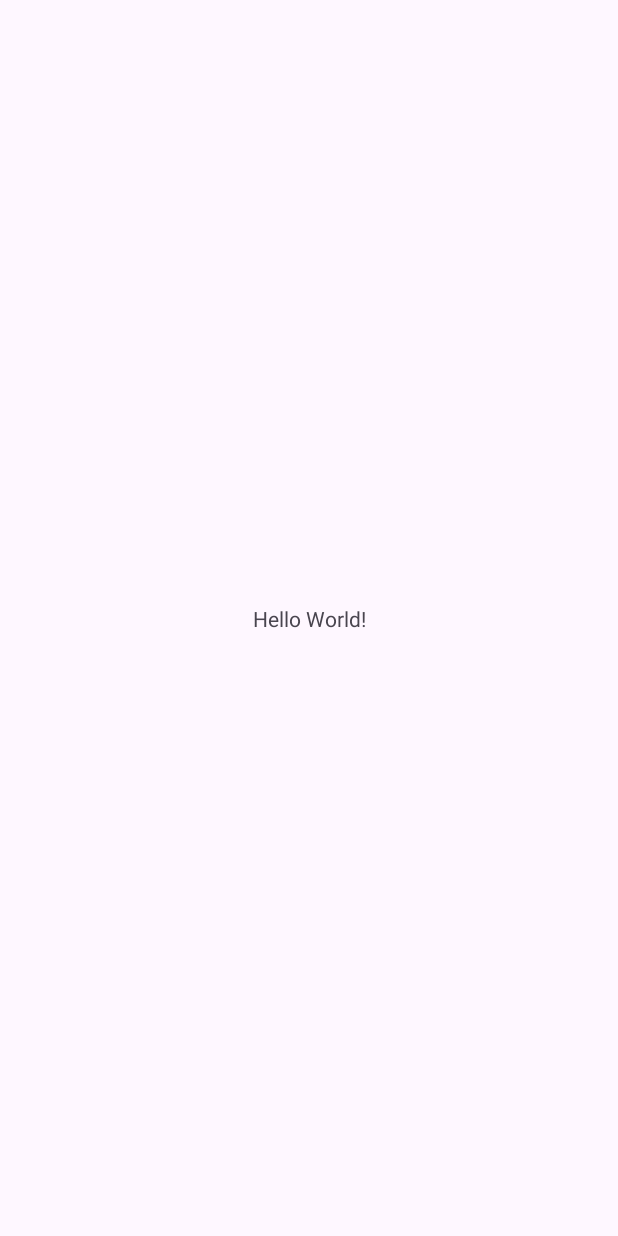
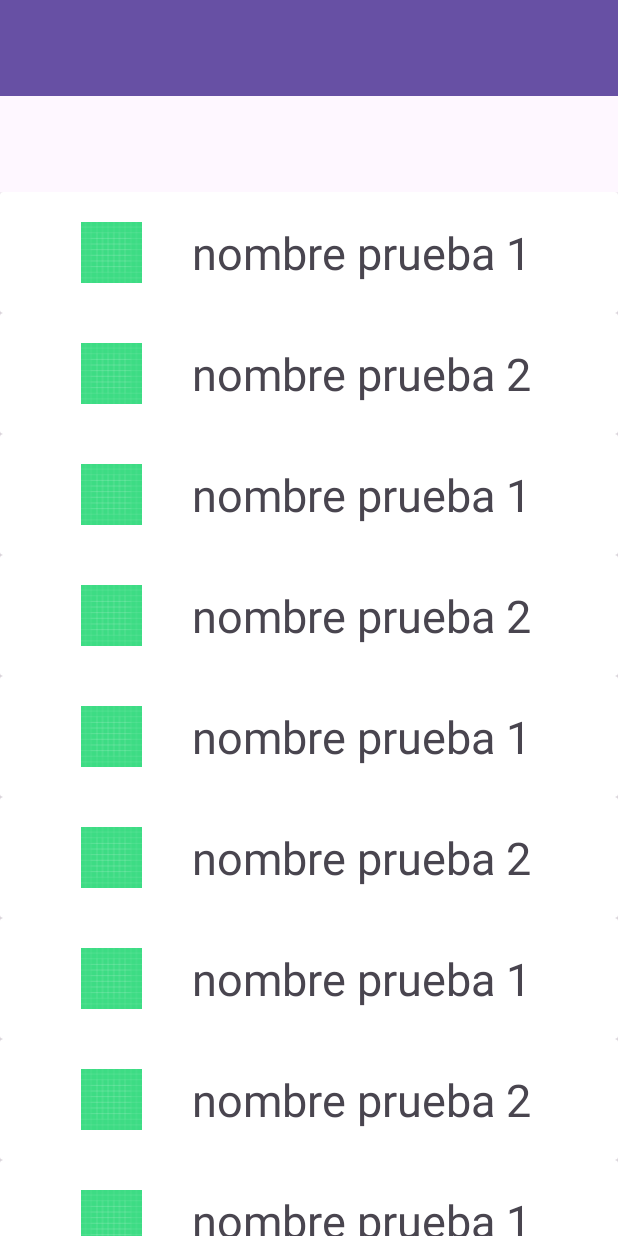
Before and after one commit to robbob93/PMDM-Tarea-2, an Android app: the screen it shows after launch (MainActivity), on a phone screen of 412 x 824 dp. Before the commit the screen is almost empty. Run offline under Robolectric (Android 15) with nearby library versions, the phone set to English and light mode, and no system bars; our stand-ins replace data binding, navigation-ui.

Commit message:
Primera implementación de recyclerview, fragment,  y navigation

```diff
--- a/ListadoPersonajes/app/src/main/java/linares/rodriguez/listadopersonajes/MainActivity.java
+++ b/ListadoPersonajes/app/src/main/java/linares/rodriguez/listadopersonajes/MainActivity.java
@@ -1,24 +1,65 @@
 package linares.rodriguez.listadopersonajes;
 
 import android.os.Bundle;
+import android.view.View;
 
 import androidx.activity.EdgeToEdge;
 import androidx.appcompat.app.AppCompatActivity;
 import androidx.core.graphics.Insets;
 import androidx.core.view.ViewCompat;
 import androidx.core.view.WindowInsetsCompat;
+import androidx.navigation.NavController;
+import androidx.navigation.Navigation;
+import androidx.navigation.ui.AppBarConfiguration;
+import androidx.navigation.ui.NavigationUI;
+import androidx.recyclerview.widget.LinearLayoutManager;
+import androidx.recyclerview.widget.RecyclerView;
+import androidx.recyclerview.widget.LinearLayoutManager;
+import android.os.Bundle;
+import androidx.appcompat.app.AppCompatActivity;
+import androidx.recyclerview.widget.LinearLayoutManager;
+import androidx.recyclerview.widget.RecyclerView;
+import java.util.ArrayList;
+import java.util.List;
+
+
+import linares.rodriguez.listadopersonajes.databinding.ActivityMainBinding;
 
 public class MainActivity extends AppCompatActivity {
+
+
+    private NavController navController;
 
     @Override
     protected void onCreate(Bundle savedInstanceState) {
         super.onCreate(savedInstanceState);
         EdgeToEdge.enable(this);
-        setContentView(R.layout.activity_main);
-        ViewCompat.setOnApplyWindowInsetsListener(findViewById(R.id.main), (v, insets) -> {
-            Insets systemBars = insets.getInsets(WindowInsetsCompat.Type.systemBars());
-            v.setPadding(systemBars.left, systemBars.top, systemBars.right, systemBars.bottom);
-            return insets;
-        });
+
+        ActivityMainBinding binding  = ActivityMainBinding.inflate(getLayoutInflater());
+        setContentView(binding.getRoot());
+
+        navController = Navigation.findNavController(this, R.id.nav_host_fragment);
+        AppBarConfiguration appBarConfiguration = new AppBarConfiguration.Builder(navController.getGraph()).build();
+        //NavigationUI.setupActionBarWithNavController(this, navController);
+
+    }
+
+
+    public void pjClicked(PjData pj, View view) {
+        // Crear un Bundle para pasar los datos al GameDetailFragment
+        Bundle bundle = new Bundle();
+        bundle.putString("name", pj.getName()); // Pasa el nombre del juego
+
+
+        bundle.putString("image", pj.getImage()); // Pasa la imagen del juego
+        bundle.putString("description", pj.getDescription()); // Pasa la descripción o más datos que necesites
+
+        Navigation.findNavController(view).navigate(R.id.pjDetailFragment, bundle);
+    }
+
+    @Override
+    public boolean onSupportNavigateUp() {
+        // Utiliza el método navigateUp del NavController
+        return navController.navigateUp() || super.onSupportNavigateUp();
     }
 }
--- /dev/null
+++ b/ListadoPersonajes/app/src/main/java/linares/rodriguez/listadopersonajes/PjData.java
@@ -0,0 +1,44 @@
+package linares.rodriguez.listadopersonajes;
+
+public class PjData {
+
+    private final String image;
+    private final String name;
+    private final String description;
+    private final String skill;
+
+    public PjData(String image, String name, String description, String skill) {
+        this.image = image;
+        this.name = name;
+        this.description = description;
+        this.skill = skill;
+    }
+    public PjData( String name, String description) {
+        this.image = "image";
+        this.name = name;
+        this.description = description;
+        this.skill = "habilidad";
+
+    }
+
+    public String getImage() {
+        return image;
+    }
+
+    public String getName() {
+        return name;
+    }
+
+    public String getDescription() {
+        return description;
+    }
+
+    public String getSkill() {
+        return skill;
+    }
+
+
+
+
+
+}
--- /dev/null
+++ b/ListadoPersonajes/app/src/main/java/linares/rodriguez/listadopersonajes/PjListFragment.java
@@ -0,0 +1,134 @@
+package linares.rodriguez.listadopersonajes;
+
+import android.os.Bundle;
+import android.view.LayoutInflater;
+import android.view.View;
+import android.view.ViewGroup;
+
+import androidx.annotation.NonNull;
+import androidx.annotation.Nullable;
+import androidx.appcompat.app.AppCompatActivity;
+import androidx.fragment.app.Fragment;
+import androidx.recyclerview.widget.LinearLayoutManager;
+
+import java.util.ArrayList;
+
+import linares.rodriguez.listadopersonajes.databinding.PjListFragmentBinding;
+
+public class PjListFragment extends Fragment {
+
+    private PjListFragmentBinding binding;
+    private ArrayList<PjData> personajes;
+    private PjRecyclerViewAdapter adapter;
+
+
+    @Nullable
+    @Override
+    public View onCreateView(@NonNull LayoutInflater inflater, @Nullable ViewGroup container, @Nullable Bundle savedInstanceState) {
+        binding = PjListFragmentBinding.inflate(inflater, container, false);
+        return binding.getRoot();
+    }
+
+    @Override
+    public void onViewCreated(@NonNull View view, @Nullable Bundle savedInstanceState) {
+        super.onViewCreated(view, savedInstanceState);
+        loadPjs();
+        adapter = new PjRecyclerViewAdapter(personajes, getActivity());
+        binding.pjRecyclerview.setLayoutManager(new LinearLayoutManager(getContext()));
+        binding.pjRecyclerview.setAdapter(adapter);
+    }
+
+    private void loadPjs() {
+
+        personajes = new ArrayList<PjData>();
+
+        personajes.add(new PjData(
+                "nombre prueba 1",
+                "descripcion prueba 1"
+
+        ));
+        personajes.add(new PjData(
+                "nombre prueba 2",
+                "descripcion prueba 2"
+
+        ));
+        personajes.add(new PjData(
+                "nombre prueba 1",
+                "descripcion prueba 1"
+
+        ));
+        personajes.add(new PjData(
+                "nombre prueba 2",
+                "descripcion prueba 2"
+
+        ));
+        personajes.add(new PjData(
+                "nombre prueba 1",
+                "descripcion prueba 1"
+
+        ));
+        personajes.add(new PjData(
+                "nombre prueba 2",
+                "descripcion prueba 2"
+
+        ));
+        personajes.add(new PjData(
+                "nombre prueba 1",
+                "descripcion prueba 1"
+
+        ));
+        personajes.add(new PjData(
+                "nombre prueba 2",
+                "descripcion prueba 2"
+
+        ));
+        personajes.add(new PjData(
+                "nombre prueba 1",
+                "descripcion prueba 1"
+
+        ));
+        personajes.add(new PjData(
+                "nombre prueba 2",
+                "descripcion prueba 2"
+
+        ));
+        personajes.add(new PjData(
+                "nombre prueba 1",
+                "descripcion prueba 1"
+
+        ));
+        personajes.add(new PjData(
+                "nombre prueba 2",
+                "descripcion prueba 2"
+
+        ));
+        personajes.add(new PjData(
+                "nombre prueba 1",
+                "descripcion prueba 1"
+
+        ));
+        personajes.add(new PjData(
+                "nombre prueba 2",
+                "descripcion prueba 2"
+
+        ));
+        personajes.add(new PjData(
+                "nombre prueba 1",
+                "descripcion prueba 1"
+
+        ));
+        personajes.add(new PjData(
+                "nombre prueba 2",
+                "descripcion prueba 2"
+
+        ));
+    }
+
+//    @Override
+//    public void onStart() {
+//        super.onStart();
+//        if (getActivity()!= null){
+//            ((AppCompatActivity) getActivity()).getSupportActionBar().setTitle(("Prueba"));
+//        }
+//    }
+}
--- /dev/null
+++ b/ListadoPersonajes/app/src/main/java/linares/rodriguez/listadopersonajes/PjRecyclerViewAdapter.java
@@ -0,0 +1,53 @@
+package linares.rodriguez.listadopersonajes;
+
+import android.content.Context;
+import android.view.LayoutInflater;
+import android.view.View;
+import android.view.ViewGroup;
+
+import androidx.annotation.NonNull;
+import androidx.recyclerview.widget.RecyclerView;
+
+import java.security.spec.PKCS8EncodedKeySpec;
+import java.util.ArrayList;
+
+import linares.rodriguez.listadopersonajes.databinding.PjCardviewBinding;
+
+public class PjRecyclerViewAdapter extends RecyclerView.Adapter<PjViewHolder> {
+    private final ArrayList<PjData> personajes;
+    private final Context context;
+
+    public PjRecyclerViewAdapter(ArrayList<PjData> personajes, Context context) {
+        this.personajes = personajes;
+        this.context = context;
+    }
+
+    @NonNull
+    @Override
+    public PjViewHolder onCreateViewHolder(@NonNull ViewGroup parent, int viewType) {
+        PjCardviewBinding binding = PjCardviewBinding.inflate(
+                LayoutInflater.from(parent.getContext()), parent, false
+        );
+        return new PjViewHolder(binding);
+    }
+
+    @Override
+    public void onBindViewHolder(@NonNull PjViewHolder holder, int position) {
+        PjData currentPj = this.personajes.get(position);
+        holder.bind(currentPj);
+
+        holder.itemView.setOnClickListener(view -> itemClicked(currentPj, view));
+    }
+
+    @Override
+    public int getItemCount() {
+        return personajes.size();
+    }
+
+
+    private void itemClicked(PjData currentPj, View view){
+        ((MainActivity) context).pjClicked(currentPj, view);
+        System.out.println("item clicado: " + currentPj.getName());
+    }
+
+}
--- /dev/null
+++ b/ListadoPersonajes/app/src/main/java/linares/rodriguez/listadopersonajes/PjViewHolder.java
@@ -0,0 +1,25 @@
+package linares.rodriguez.listadopersonajes;
+
+import android.view.View;
+
+import androidx.annotation.NonNull;
+import androidx.recyclerview.widget.RecyclerView;
+
+import linares.rodriguez.listadopersonajes.databinding.PjCardviewBinding;
+
+public class PjViewHolder extends RecyclerView.ViewHolder {
+
+
+    private final PjCardviewBinding binding;
+
+    public PjViewHolder(PjCardviewBinding binding) {
+        super(binding.getRoot());
+        this.binding = binding;
+    }
+
+    public void bind (PjData pj){
+        binding.pjName.setText(pj.getName());
+
+        binding.executePendingBindings();
+    }
+}
--- a/ListadoPersonajes/app/src/main/res/layout/activity_main.xml
+++ b/ListadoPersonajes/app/src/main/res/layout/activity_main.xml
@@ -1,19 +1,35 @@
-<?xml version="1.0" encoding="utf-8"?>
-<androidx.constraintlayout.widget.ConstraintLayout xmlns:android="http://schemas.android.com/apk/res/android"
+<androidx.constraintlayout.widget.ConstraintLayout
+    xmlns:android="http://schemas.android.com/apk/res/android"
     xmlns:app="http://schemas.android.com/apk/res-auto"
-    xmlns:tools="http://schemas.android.com/tools"
-    android:id="@+id/main"
     android:layout_width="match_parent"
-    android:layout_height="match_parent"
-    tools:context=".MainActivity">
+    android:layout_height="match_parent">
 
-    <TextView
-        android:layout_width="wrap_content"
-        android:layout_height="wrap_content"
-        android:text="Hello World!"
-        app:layout_constraintBottom_toBottomOf="parent"
+
+    <!-- Barra de Acción -->
+    <androidx.appcompat.widget.Toolbar
+        android:id="@+id/toolbar"
+        android:layout_width="match_parent"
+        android:layout_height="?attr/actionBarSize"
+        android:background="?attr/colorPrimary"
+        android:theme="@style/ThemeOverlay.AppCompat.ActionBar"
+        app:layout_constraintTop_toTopOf="parent"
+        app:layout_constraintStart_toStartOf="parent"
+        app:layout_constraintEnd_toEndOf="parent"/>
+
+    <!-- NavHostFragment -->
+    <fragment
+        android:id="@+id/nav_host_fragment"
+        android:name="androidx.navigation.fragment.NavHostFragment"
+        android:layout_width="0dp"
+        android:layout_height="0dp"
+        app:navGraph="@navigation/nav_graph"
+        app:defaultNavHost="true"
+        app:layout_constraintTop_toBottomOf="@id/toolbar"
+        app:layout_constraintStart_toStartOf="parent"
         app:layout_constraintEnd_toEndOf="parent"
-        app:layout_constraintStart_toStartOf="parent"
-        app:layout_constraintTop_toTopOf="parent" />
+        app:layout_constraintBottom_toBottomOf="parent">
+
+
+    </fragment>
 
 </androidx.constraintlayout.widget.ConstraintLayout>
--- /dev/null
+++ b/ListadoPersonajes/app/src/main/res/layout/pj_cardview.xml
@@ -0,0 +1,38 @@
+<?xml version="1.0" encoding="utf-8"?>
+<layout xmlns:android="http://schemas.android.com/apk/res/android"
+    xmlns:app="http://schemas.android.com/apk/res-auto">
+    <data>
+        <variable
+            name="pj"
+            type="linares.rodriguez.listadopersonajes.PjData" />
+    </data>
+
+
+    <androidx.cardview.widget.CardView
+        android:layout_width="match_parent"
+        android:layout_height="wrap_content"
+        app:contentPadding="20dp">
+
+        <LinearLayout
+            android:layout_width="match_parent"
+            android:layout_height="match_parent">
+            <ImageView
+                android:id="@+id/image"
+                android:layout_width="wrap_content"
+                android:layout_height="match_parent"
+                android:src="@drawable/ic_launcher_background">
+
+            </ImageView>
+            <TextView
+                android:id="@+id/pj_name"
+                android:layout_width="wrap_content"
+                android:layout_height="wrap_content"
+                android:textSize="30sp"
+                android:text="Pj_name">
+
+            </TextView>
+        </LinearLayout>
+
+    </androidx.cardview.widget.CardView>
+
+</layout>
--- /dev/null
+++ b/ListadoPersonajes/app/src/main/res/layout/pj_list_fragment.xml
@@ -0,0 +1,13 @@
+<?xml version="1.0" encoding="utf-8"?>
+<androidx.coordinatorlayout.widget.CoordinatorLayout
+    xmlns:android="http://schemas.android.com/apk/res/android"
+    android:layout_width="match_parent"
+    android:layout_height="match_parent">
+
+    <androidx.recyclerview.widget.RecyclerView
+        android:id="@+id/pj_recyclerview"
+        android:layout_width="match_parent"
+        android:layout_height="match_parent"
+        android:paddingTop="?attr/actionBarSize"/>
+
+</androidx.coordinatorlayout.widget.CoordinatorLayout>
--- /dev/null
+++ b/ListadoPersonajes/app/src/main/res/navigation/nav_graph.xml
@@ -0,0 +1,22 @@
+<?xml version="1.0" encoding="utf-8"?>
+<navigation xmlns:android="http://schemas.android.com/apk/res/android"
+    xmlns:app="http://schemas.android.com/apk/res-auto"
+    app:startDestination="@id/mainFragment"> <!-- Cambia esto al fragmento inicial de tu app -->
+
+    <!-- Definición del MainFragment -->
+    <fragment
+        android:id="@+id/mainFragment"
+        android:name="linares.rodriguez.listadopersonajes.PjListFragment"
+        android:label="Main Fragment" >
+
+        <!-- Agrega aquí las acciones y destinos que se pueden realizar desde el MainFragment si es necesario -->
+
+    </fragment>
+
+    <!-- Definición del GameDetailFragment -->
+
+    <fragment
+        android:id="@+id/pjDetailFragment"
+        android:name="linares.rodriguez.listadopersonajes.PjDetailFragment"
+        android:label="Personaje Detail Fragment" />
+</navigation>
```
Also changed, not shown: ListadoPersonajes/app/build.gradle.kts (+11 -0 lines), ListadoPersonajes/app/src/main/java/linares/rodriguez/listadopersonajes/PjDetailFragment.java (added, +53 -0 lines), ListadoPersonajes/app/src/main/res/layout/pj_detail_fragment.xml (added, +41 -0 lines).
